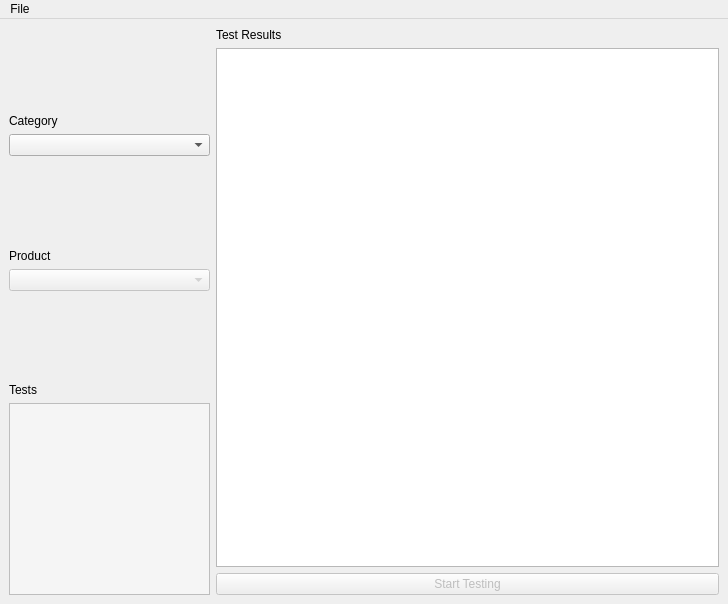
Qt form iottestbed.ui (OmarEinea/IoTTestbed) before a commit.
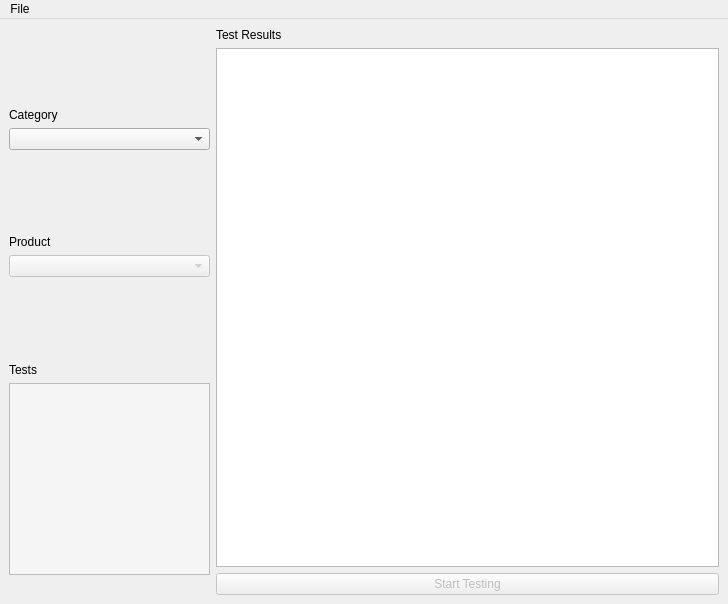
The same form after that commit. Icons and pictures are not drawn.

Commit message: Added sponsers' logos in the corner and the application's icon

Diff of the .ui file:
```diff
--- a/iottestbed.ui
+++ b/iottestbed.ui
@@ -19,7 +19,7 @@
    </property>
    <layout class="QHBoxLayout" name="horizontalLayout" stretch="2,5">
     <item>
-     <layout class="QVBoxLayout" name="leftColumnLayout" stretch="1,0,1,0,1,0">
+     <layout class="QVBoxLayout" name="leftColumnLayout" stretch="1,0,1,0,1,0,0">
       <item>
        <widget class="QLabel" name="categoriesLabel">
         <property name="text">
@@ -70,6 +70,13 @@
         </property>
        </widget>
       </item>
+      <item>
+       <widget class="QLabel" name="sponsors">
+        <property name="pixmap">
+         <pixmap>sponsors.png</pixmap>
+        </property>
+       </widget>
+      </item>
      </layout>
     </item>
     <item>
```
Left out of the diff: 3 changed lines with no effect on the pictures. The commit also changes 2 other files.
